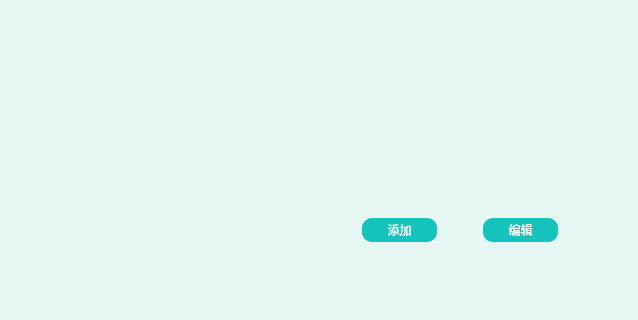
jiguotong/RemindMe, file src/Mainwindow.ui: the form before one commit; both pictures show x 440 to 1078 and y 480 to 800 of the 1200 by 800 pixel window.
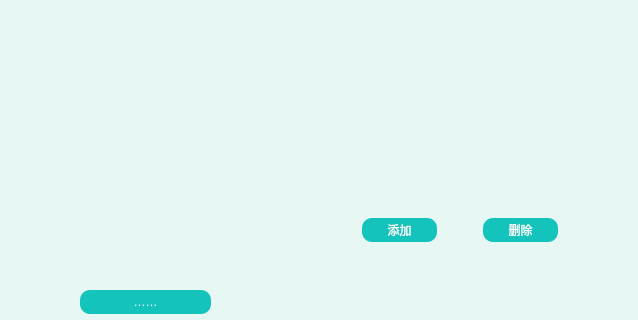
The form after the commit. Icons and pictures are not drawn.

What changed in the file:
```diff
--- a/src/Mainwindow.ui
+++ b/src/Mainwindow.ui
@@ -214,7 +214,7 @@
         <item>
          <widget class="QPushButton" name="btnDelClock">
           <property name="text">
-           <string>编辑</string>
+           <string>删除</string>
           </property>
          </widget>
         </item>
@@ -358,6 +358,19 @@
      <bool>true</bool>
     </property>
    </widget>
+   <widget class="QPushButton" name="pushButton">
+    <property name="geometry">
+     <rect>
+      <x>520</x>
+      <y>770</y>
+      <width>131</width>
+      <height>24</height>
+     </rect>
+    </property>
+    <property name="text">
+     <string>……</string>
+    </property>
+   </widget>
   </widget>
  </widget>
  <layoutdefault spacing="6" margin="11"/>
```
